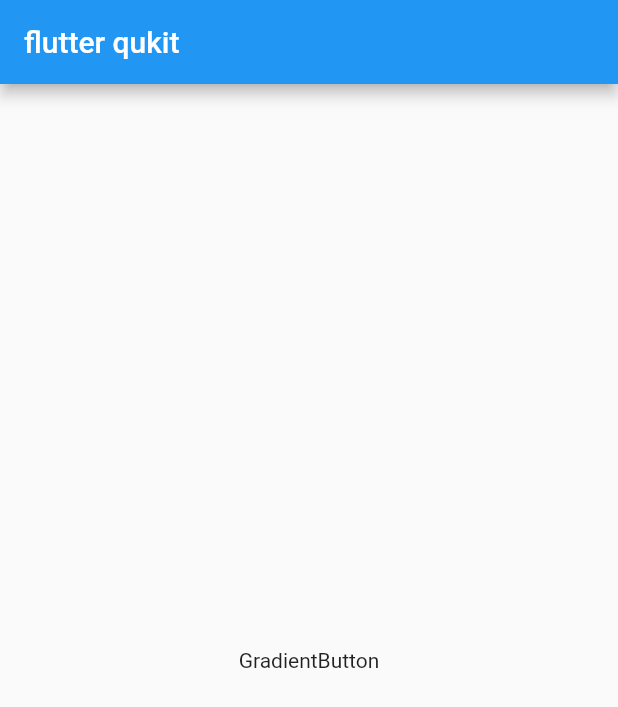
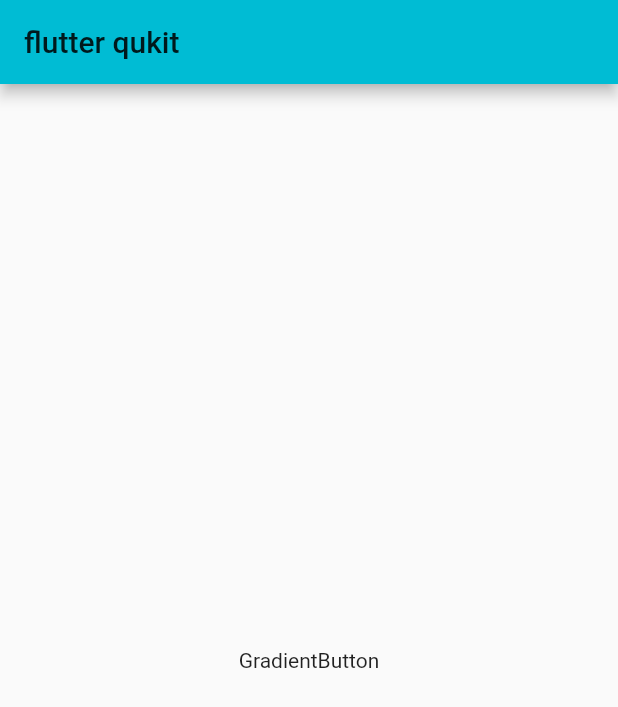
Before and after one commit to quFETeam/flutter_qukit, a Flutter app: the screen it shows after launch, on a phone screen of 412 x 824 dp. Shown: the top 707 px of the screen. Run offline on Flutter 3.47's test engine with Material 2 defaults, Android fonts, the phone set to English and light mode, and no system bars.

Commit message:
更改主题颜色

```diff
--- a/lib/main.dart
+++ b/lib/main.dart
@@ -10,7 +10,7 @@ class KitApp extends StatelessWidget {
     return MaterialApp(
       title: 'flutter qukit',
       theme: ThemeData(
-        primarySwatch: Colors.blue,
+        primarySwatch: Colors.cyan,
       ),
       home: KitHomePage(),
     );
```
